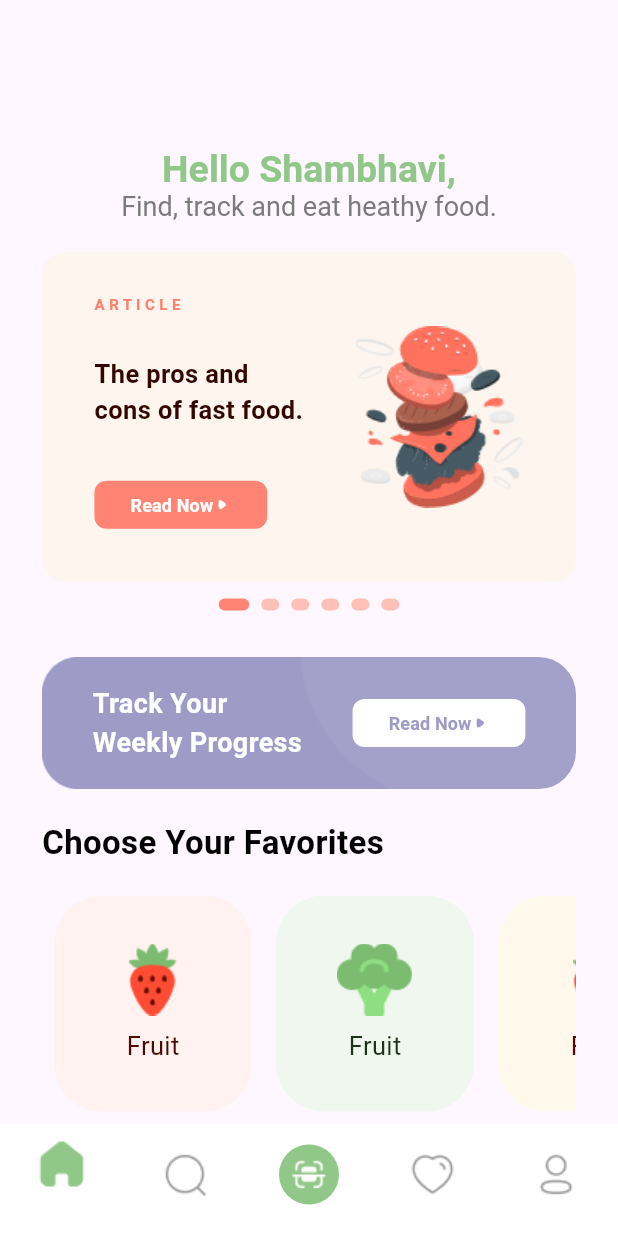
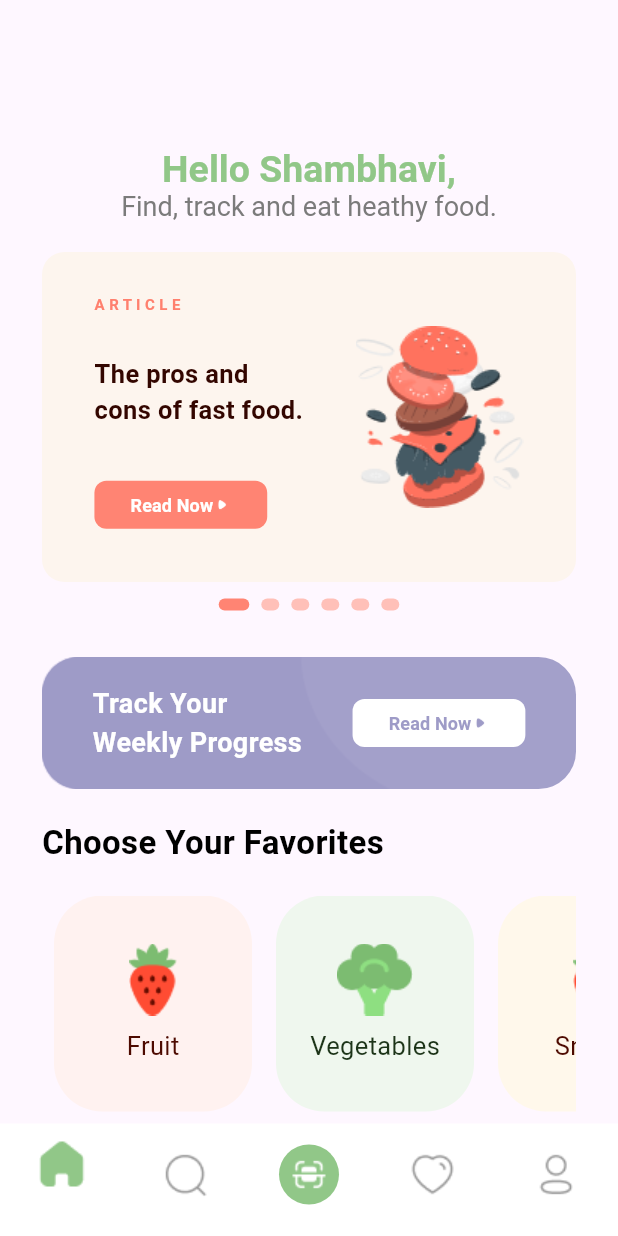
Before and after one commit to erkinov-2003/food_app, a Flutter app: the HomePage screen opened directly, on a phone screen of 412 x 824 dp. Run offline on Flutter 3.47's test engine with Material 2 defaults, Android fonts, the phone set to English and light mode, and no system bars; drawn by our look-alikes of carousel_slider, smooth_page_indicator; our stand-ins replace camera, get_it.

Commit message:
small changes

```diff
--- a/lib/src/screens/app.dart
+++ b/lib/src/screens/app.dart
@@ -10,7 +10,7 @@ class MyApp extends StatelessWidget {
     return MaterialApp(
       theme: ThemeData(useMaterial3: true),
       debugShowCheckedModeBanner: false,
-      home: const ProfileScreen(),
+      home: const SplashPage(),
     );
   }
 }
--- a/lib/src/screens/main_screen/homePage.dart
+++ b/lib/src/screens/main_screen/homePage.dart
@@ -171,13 +171,13 @@ class _HomePageState extends State<HomePage> {
                         tintColor: ColorApp.favorite2Box,
                         textColor: ColorApp.favoriteText2Box,
                         imagePath: ImagePath.favorite2,
-                        name: "Fruit",
+                        name: "Vegetables",
                       ),
                       CustomFavorite(
                         tintColor: ColorApp.favorite3Box,
                         textColor: ColorApp.favoriteText1Box,
                         imagePath: ImagePath.strawberry,
-                        name: "Fruit",
+                        name: "Snacks",
                       ),
                     ],
                   ),
@@ -699,13 +699,13 @@ class _HomePageState extends State<HomePage> {
                         tintColor: ColorApp.favorite2Box,
                         textColor: ColorApp.favoriteText2Box,
                         imagePath: ImagePath.favorite2,
-                        name: "Fruit",
+                        name: "Vegetables",
                       ),
                       CustomFavorite(
                         tintColor: ColorApp.favorite3Box,
                         textColor: ColorApp.favoriteText1Box,
                         imagePath: ImagePath.strawberry,
-                        name: "Fruit",
+                        name: "Snacks",
                       ),
                     ],
                   ),
```
